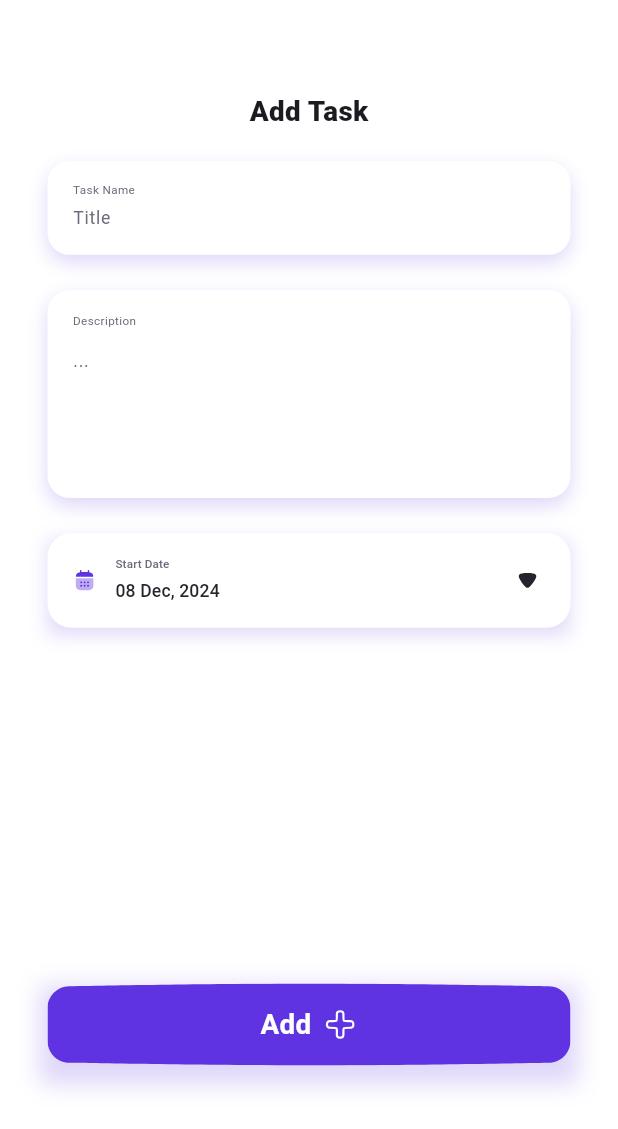
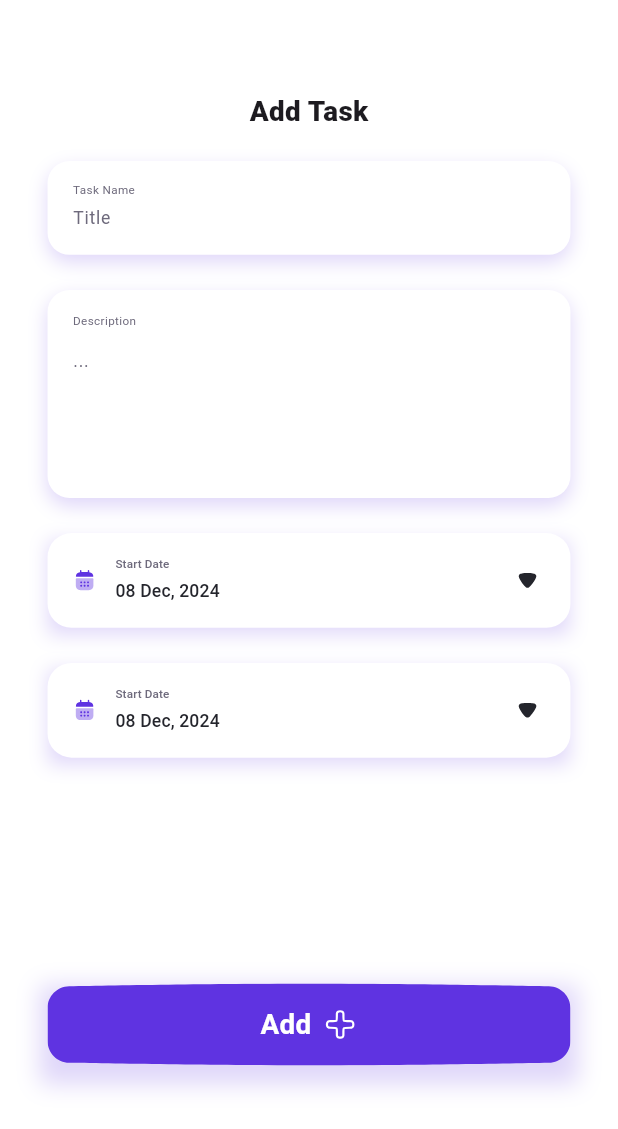
Before and after one commit to Amir-HShahi/todo-list-server, a Flutter app: the AddTaskScreen screen opened by its route, on a phone screen of 412 x 824 dp. Shown: the top 1129 px of the screen. Run offline on Flutter 3.47's test engine with Material 3 defaults, Android fonts, the phone set to English and light mode, and no system bars; drawn by our look-alikes of expandable; our stand-ins replace flutter_svg, google_fonts, table_calendar.

Commit message:
add task screen

```diff
--- a/lib/view/add_task_screen.dart
+++ b/lib/view/add_task_screen.dart
@@ -41,7 +41,11 @@ class AddTaskScreen extends StatelessWidget {
                   selectDateHandler: (DateTime gg, DateTime jj) {},
                   hintTime: DateTime.now()),
               SizedBox(height: scaledHeight(24)),
-              // DateFieldWidget(title: "End Date"),
+              DateDropdownWidget(
+                  title: "Start Date",
+                  selectDateHandler: (DateTime gg, DateTime jj) {},
+                  hintTime: DateTime.now()),
+              SizedBox(height: scaledHeight(24)),
             ],
           ),
         ),
--- a/lib/view/components/date_dropdown_widget.dart
+++ b/lib/view/components/date_dropdown_widget.dart
@@ -32,6 +32,7 @@ class _DateDropdownWidgetState extends State<DateDropdownWidget> {
 
   void selectBirthDateHandler(DateTime selectedDay, DateTime focusedDay) {
     setState(() {
+      isSelected = true;
       widget.selectDateHandler(selectedDay, focusedDay);
       selectedTime = focusedDay;
 
@@ -43,7 +44,6 @@ class _DateDropdownWidgetState extends State<DateDropdownWidget> {
   Widget build(BuildContext context) {
     if (!isSelected) {
       selectedTime = widget.hintTime;
-      isSelected = true;
     }
     return Container(
       decoration: BoxDecoration(boxShadow: [
```
